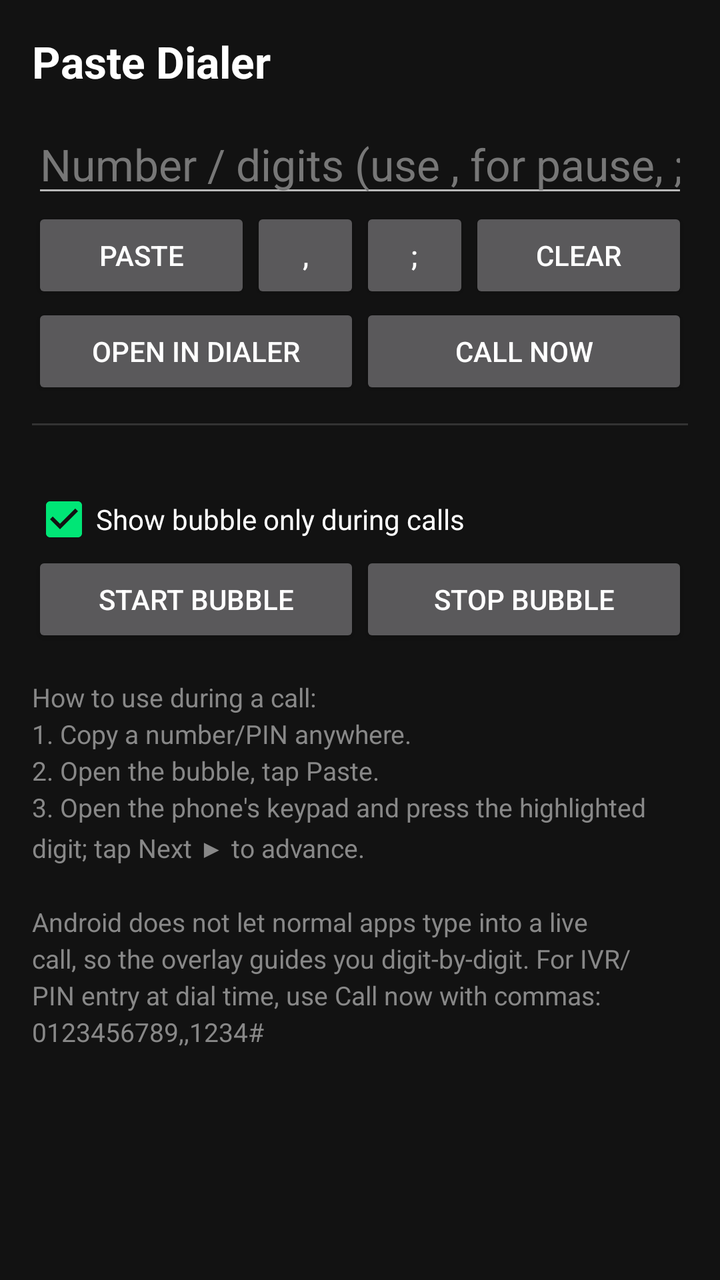
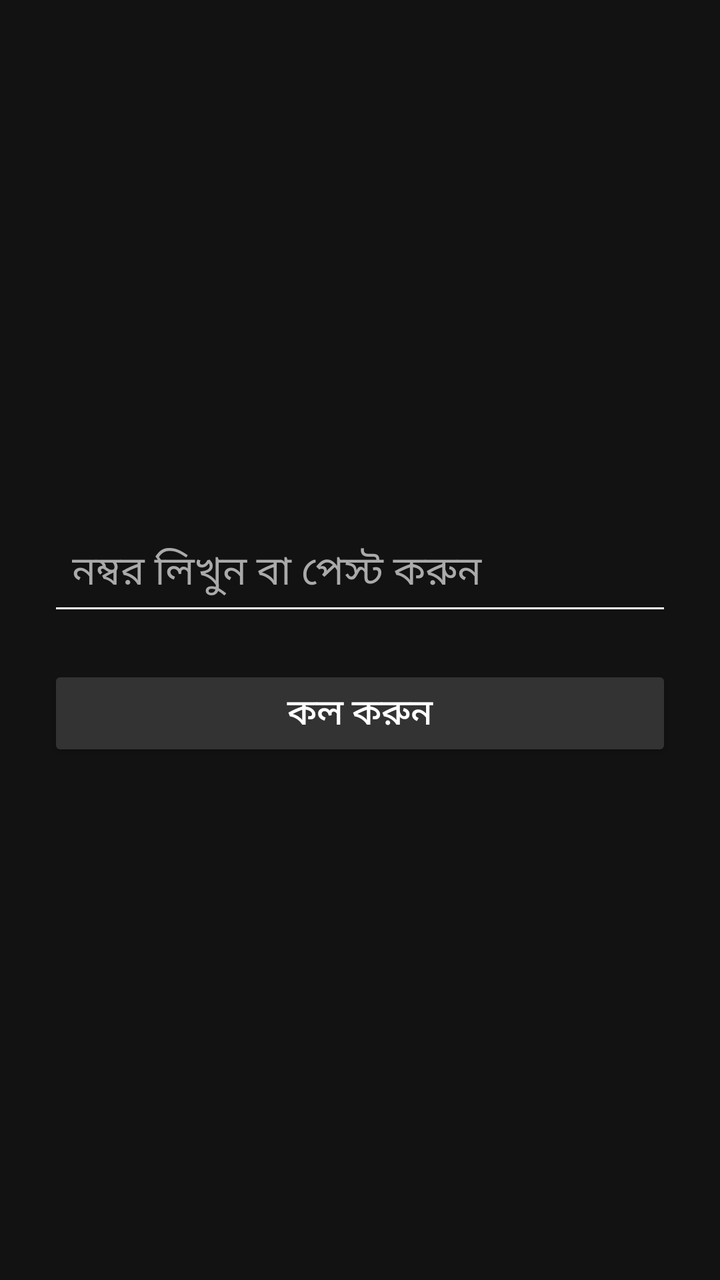

The first picture is an Android layout as it rendered before a commit; the second is the same layout after the commit. The layout source and the unified diff follow.
<!-- AndroidManifest.xml: application theme AppTheme -->
<!-- res/layout/activity_main.xml -->
<?xml version="1.0" encoding="utf-8"?>
<ScrollView xmlns:android="http://schemas.android.com/apk/res/android"
    android:layout_width="match_parent"
    android:layout_height="match_parent"
    android:fillViewport="true">

    <LinearLayout
        android:layout_width="match_parent"
        android:layout_height="wrap_content"
        android:orientation="vertical"
        android:padding="16dp">

        <TextView
            android:layout_width="wrap_content"
            android:layout_height="wrap_content"
            android:text="Paste Dialer"
            android:textColor="#FFFFFF"
            android:textSize="22sp"
            android:textStyle="bold" />

        <EditText
            android:id="@+id/et_input"
            android:layout_width="match_parent"
            android:layout_height="wrap_content"
            android:layout_marginTop="12dp"
            android:hint="Number / digits (use , for pause, ; for wait)"
            android:inputType="phone"
            android:textColor="#FFFFFF"
            android:textColorHint="#777777"
            android:textSize="22sp" />

        <LinearLayout
            android:layout_width="match_parent"
            android:layout_height="wrap_content"
            android:orientation="horizontal">

            <Button
                android:id="@+id/btn_paste"
                android:layout_width="0dp"
                android:layout_height="wrap_content"
                android:layout_weight="2"
                android:text="Paste" />

            <Button
                android:id="@+id/btn_pause"
                android:layout_width="0dp"
                android:layout_height="wrap_content"
                android:layout_weight="1"
                android:text="," />

            <Button
                android:id="@+id/btn_wait"
                android:layout_width="0dp"
                android:layout_height="wrap_content"
                android:layout_weight="1"
                android:text=";" />

            <Button
                android:id="@+id/btn_clear"
                android:layout_width="0dp"
                android:layout_height="wrap_content"
                android:layout_weight="2"
                android:text="Clear" />
        </LinearLayout>

        <LinearLayout
            android:layout_width="match_parent"
            android:layout_height="wrap_content"
            android:orientation="horizontal">

            <Button
                android:id="@+id/btn_dial"
                android:layout_width="0dp"
                android:layout_height="wrap_content"
                android:layout_weight="1"
                android:text="Open in Dialer" />

            <Button
                android:id="@+id/btn_call"
                android:layout_width="0dp"
                android:layout_height="wrap_content"
                android:layout_weight="1"
                android:text="Call now" />
        </LinearLayout>

        <View
            android:layout_width="match_parent"
            android:layout_height="1dp"
            android:layout_marginBottom="12dp"
            android:layout_marginTop="12dp"
            android:background="#333333" />

        <TextView
            android:id="@+id/tv_status"
            android:layout_width="wrap_content"
            android:layout_height="wrap_content"
            android:textColor="#BBBBBB"
            android:textSize="14sp" />

        <CheckBox
            android:id="@+id/cb_call_only"
            android:layout_width="wrap_content"
            android:layout_height="wrap_content"
            android:checked="true"
            android:text="Show bubble only during calls"
            android:textColor="#FFFFFF" />

        <LinearLayout
            android:layout_width="match_parent"
            android:layout_height="wrap_content"
            android:orientation="horizontal">

            <Button
                android:id="@+id/btn_start"
                android:layout_width="0dp"
                android:layout_height="wrap_content"
                android:layout_weight="1"
                android:text="Start bubble" />

            <Button
                android:id="@+id/btn_stop"
                android:layout_width="0dp"
                android:layout_height="wrap_content"
                android:layout_weight="1"
                android:text="Stop bubble" />
        </LinearLayout>

        <TextView
            android:layout_width="wrap_content"
            android:layout_height="wrap_content"
            android:layout_marginTop="16dp"
            android:lineSpacingExtra="3dp"
            android:text="How to use during a call:\n1. Copy a number/PIN anywhere.\n2. Open the bubble, tap Paste.\n3. Open the phone's keypad and press the highlighted digit; tap Next ▶ to advance.\n\nAndroid does not let normal apps type into a live call, so the overlay guides you digit-by-digit. For IVR/PIN entry at dial time, use Call now with commas: 0123456789,,1234#"
            android:textColor="#888888"
            android:textSize="13sp" />
    </LinearLayout>
</ScrollView>
<!-- resources referenced by this layout -->
<resources>
  <style name="AppTheme" parent="@android:style/Theme.Material.NoActionBar">
          <item name="android:windowBackground">#121212</item>
          <item name="android:colorAccent">#00E676</item>
          <item name="android:colorPrimary">#1E1E1E</item>
          <item name="android:statusBarColor">#121212</item>
          <item name="android:navigationBarColor">#121212</item>
      </style>
</resources>

<!-- the commit's change to res/layout/activity_main.xml (unified diff, before → after) -->
@@ -1,137 +1,32 @@
 <?xml version="1.0" encoding="utf-8"?>
-<ScrollView xmlns:android="http://schemas.android.com/apk/res/android"
+<LinearLayout xmlns:android="http://schemas.android.com/apk/res/android"
     android:layout_width="match_parent"
     android:layout_height="match_parent"
-    android:fillViewport="true">
+    android:orientation="vertical"
+    android:gravity="center"
+    android:padding="24dp"
+    android:background="#121212"> 
 
-    <LinearLayout
+    <EditText
+        android:id="@+id/etPhoneNumber"
         android:layout_width="match_parent"
         android:layout_height="wrap_content"
-        android:orientation="vertical"
-        android:padding="16dp">
+        android:hint="নম্বর লিখুন বা পেস্ট করুন"
+        android:textColor="#FFFFFF"
+        android:textColorHint="#AAAAAA"
+        android:backgroundTint="#FFFFFF"
+        android:inputType="phone"
+        android:textSize="20sp"
+        android:padding="12dp"/>
 
-        <TextView
-            android:layout_width="wrap_content"
-            android:layout_height="wrap_content"
-            android:text="Paste Dialer"
-            android:textColor="#FFFFFF"
-            android:textSize="22sp"
-            android:textStyle="bold" />
+    <Button
+        android:id="@+id/btnCall"
+        android:layout_width="match_parent"
+        android:layout_height="wrap_content"
+        android:text="কল করুন"
+        android:layout_marginTop="20dp"
+        android:backgroundTint="#333333"
+        android:textColor="#FFFFFF"
+        android:textSize="18sp"/>
 
-        <EditText
-            android:id="@+id/et_input"
-            android:layout_width="match_parent"
-            android:layout_height="wrap_content"
-            android:layout_marginTop="12dp"
-            android:hint="Number / digits (use , for pause, ; for wait)"
-            android:inputType="phone"
-            android:textColor="#FFFFFF"
-            android:textColorHint="#777777"
-            android:textSize="22sp" />
-
-        <LinearLayout
-            android:layout_width="match_parent"
-            android:layout_height="wrap_content"
-            android:orientation="horizontal">
-
-            <Button
-                android:id="@+id/btn_paste"
-                android:layout_width="0dp"
-                android:layout_height="wrap_content"
-                android:layout_weight="2"
-                android:text="Paste" />
-
-            <Button
-                android:id="@+id/btn_pause"
-                android:layout_width="0dp"
-                android:layout_height="wrap_content"
-                android:layout_weight="1"
-                android:text="," />
-
-            <Button
-                android:id="@+id/btn_wait"
-                android:layout_width="0dp"
-                android:layout_height="wrap_content"
-                android:layout_weight="1"
-                android:text=";" />
-
-            <Button
-                android:id="@+id/btn_clear"
-                android:layout_width="0dp"
-                android:layout_height="wrap_content"
-                android:layout_weight="2"
-                android:text="Clear" />
-        </LinearLayout>
-
-        <LinearLayout
-            android:layout_width="match_parent"
-            android:layout_height="wrap_content"
-            android:orientation="horizontal">
-
-            <Button
-                android:id="@+id/btn_dial"
-                android:layout_width="0dp"
-                android:layout_height="wrap_content"
-                android:layout_weight="1"
-                android:text="Open in Dialer" />
-
-            <Button
-                android:id="@+id/btn_call"
-                android:layout_width="0dp"
-                android:layout_height="wrap_content"
-                android:layout_weight="1"
-                android:text="Call now" />
-        </LinearLayout>
-
-        <View
-            android:layout_width="match_parent"
-            android:layout_height="1dp"
-            android:layout_marginBottom="12dp"
-            android:layout_marginTop="12dp"
-            android:background="#333333" />
-
-        <TextView
-            android:id="@+id/tv_status"
-            android:layout_width="wrap_content"
-            android:layout_height="wrap_content"
-            android:textColor="#BBBBBB"
-            android:textSize="14sp" />
-
-        <CheckBox
-            android:id="@+id/cb_call_only"
-            android:layout_width="wrap_content"
-            android:layout_height="wrap_content"
-            android:checked="true"
-            android:text="Show bubble only during calls"
-            android:textColor="#FFFFFF" />
-
-        <LinearLayout
-            android:layout_width="match_parent"
-            android:layout_height="wrap_content"
-            android:orientation="horizontal">
-
-            <Button
-                android:id="@+id/btn_start"
-                android:layout_width="0dp"
-                android:layout_height="wrap_content"
-                android:layout_weight="1"
-                android:text="Start bubble" />
-
-            <Button
-                android:id="@+id/btn_stop"
-                android:layout_width="0dp"
-                android:layout_height="wrap_content"
-                android:layout_weight="1"
-                android:text="Stop bubble" />
-        </LinearLayout>
-
-        <TextView
-            android:layout_width="wrap_content"
-            android:layout_height="wrap_content"
-            android:layout_marginTop="16dp"
-            android:lineSpacingExtra="3dp"
-            android:text="How to use during a call:\n1. Copy a number/PIN anywhere.\n2. Open the bubble, tap Paste.\n3. Open the phone's keypad and press the highlighted digit; tap Next ▶ to advance.\n\nAndroid does not let normal apps type into a live call, so the overlay guides you digit-by-digit. For IVR/PIN entry at dial time, use Call now with commas: 0123456789,,1234#"
-            android:textColor="#888888"
-            android:textSize="13sp" />
-    </LinearLayout>
-</ScrollView>
+</LinearLayout>
